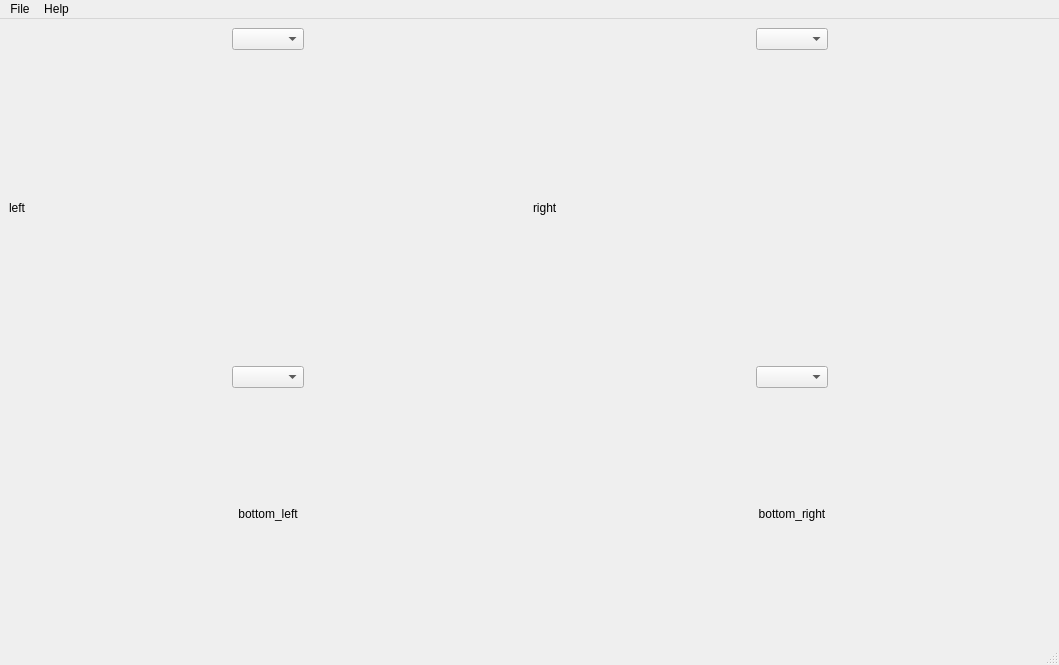
Qt form mainwindow.ui (kgrandin/dfw-weather) before a commit.
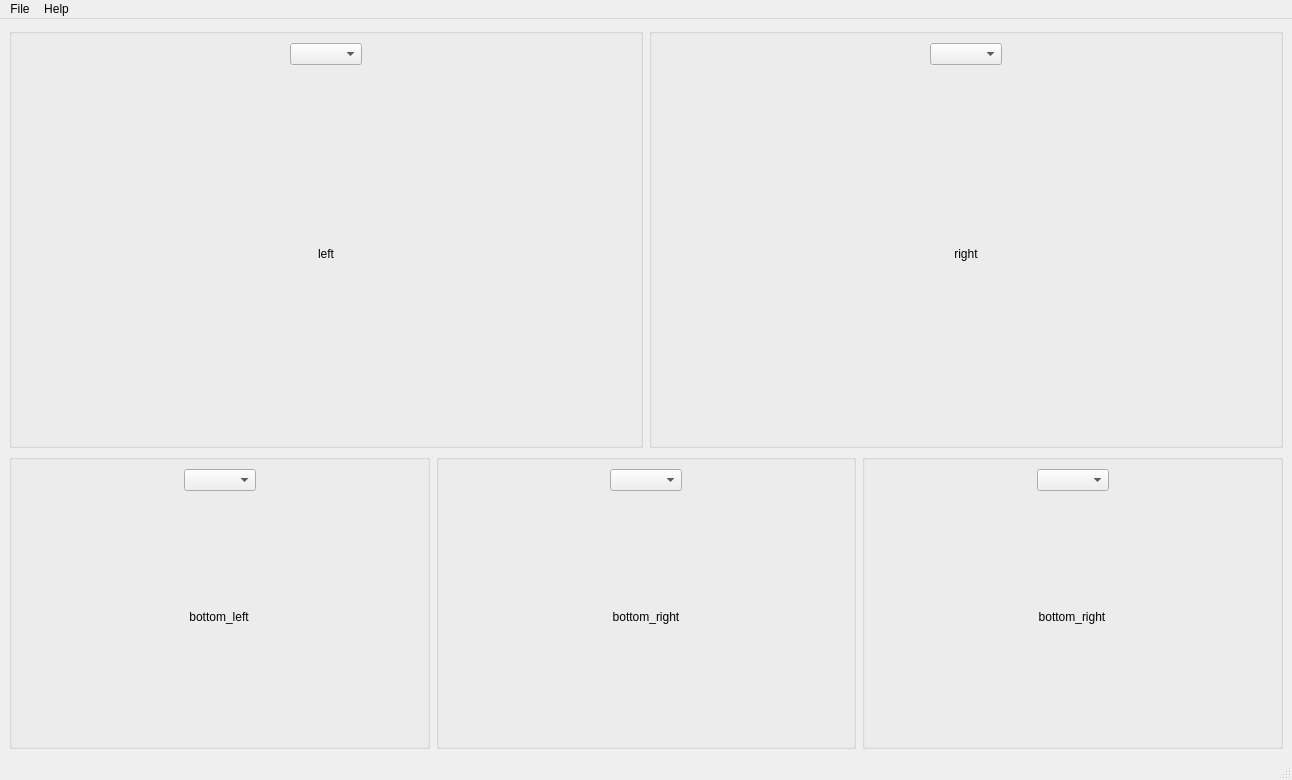
The same form after that commit.

Commit message: add current temps

Patch:
```diff
--- a/mainwindow.ui
+++ b/mainwindow.ui
@@ -1,23 +1,27 @@
 <ui version="4.0" >
  <class>MainWindow</class>
- <widget class="QMainWindow" name="MainWindow" >
-  <property name="geometry" >
+ <widget class="QMainWindow" name="MainWindow">
+  <property name="geometry">
    <rect>
     <x>0</x>
     <y>0</y>
-    <width>1059</width>
-    <height>665</height>
+    <width>1292</width>
+    <height>780</height>
    </rect>
   </property>
   <property name="windowTitle" >
    <string>MainWindow</string>
   </property>
-  <widget class="QWidget" name="centralwidget" >
-   <layout class="QVBoxLayout" name="verticalLayout_5" >
+  <widget class="QWidget" name="centralwidget">
+   <layout class="QVBoxLayout" name="verticalLayout_6">
     <item>
-     <layout class="QHBoxLayout" name="horizontalLayout_6" >
+     <layout class="QHBoxLayout" name="horizontalLayout_6">
       <item>
-       <layout class="QVBoxLayout" name="verticalLayout" >
+       <widget class="QGroupBox" name="groupBox_2">
+        <property name="title">
+         <string/>
+        </property>
+        <layout class="QVBoxLayout" name="verticalLayout">
         <item>
          <layout class="QHBoxLayout" name="horizontalLayout" >
           <item>
@@ -59,9 +63,9 @@
          </layout>
         </item>
         <item>
-         <widget class="QLabel" name="image_left" >
-          <property name="sizePolicy" >
-           <sizepolicy vsizetype="Expanding" hsizetype="Preferred" >
+          <widget class="QLabel" name="image_left">
+           <property name="sizePolicy">
+            <sizepolicy hsizetype="Expanding" vsizetype="Expanding">
             <horstretch>0</horstretch>
             <verstretch>0</verstretch>
            </sizepolicy>
@@ -84,12 +88,20 @@
           <property name="scaledContents" >
            <bool>false</bool>
           </property>
+           <property name="alignment">
+            <set>Qt::AlignCenter</set>
+           </property>
          </widget>
         </item>
        </layout>
+       </widget>
       </item>
       <item>
-       <layout class="QVBoxLayout" name="verticalLayout_2" >
+       <widget class="QGroupBox" name="groupBox">
+        <property name="title">
+         <string/>
+        </property>
+        <layout class="QVBoxLayout" name="verticalLayout_2">
         <item>
          <layout class="QHBoxLayout" name="horizontalLayout_2" >
           <item>
@@ -124,9 +136,9 @@
          </layout>
         </item>
         <item>
-         <widget class="QLabel" name="image_right" >
-          <property name="sizePolicy" >
-           <sizepolicy vsizetype="Expanding" hsizetype="Preferred" >
+          <widget class="QLabel" name="image_right">
+           <property name="sizePolicy">
+            <sizepolicy hsizetype="Expanding" vsizetype="Expanding">
             <horstretch>0</horstretch>
             <verstretch>0</verstretch>
            </sizepolicy>
@@ -149,16 +161,24 @@
           <property name="scaledContents" >
            <bool>false</bool>
           </property>
+           <property name="alignment">
+            <set>Qt::AlignCenter</set>
+           </property>
          </widget>
         </item>
        </layout>
+       </widget>
       </item>
      </layout>
     </item>
     <item>
-     <layout class="QHBoxLayout" name="horizontalLayout_8" >
+     <layout class="QHBoxLayout" name="horizontalLayout_7">
       <item>
-       <layout class="QVBoxLayout" name="verticalLayout_3" >
+       <widget class="QGroupBox" name="groupBox_3">
+        <property name="title">
+         <string/>
+        </property>
+        <layout class="QVBoxLayout" name="verticalLayout_3">
         <item>
          <layout class="QHBoxLayout" name="horizontalLayout_3" >
           <item>
@@ -200,10 +220,10 @@
          </layout>
         </item>
         <item>
-         <layout class="QHBoxLayout" name="horizontalLayout_5" >
+          <layout class="QHBoxLayout" name="horizontalLayout_8">
           <item>
-           <spacer name="horizontalSpacer_12" >
-            <property name="orientation" >
+            <spacer name="horizontalSpacer_11">
+             <property name="orientation">
              <enum>Qt::Horizontal</enum>
             </property>
             <property name="sizeHint" stdset="0" >
@@ -215,8 +235,14 @@
            </spacer>
           </item>
           <item>
-           <widget class="QLabel" name="image_bottom_left" >
-            <property name="minimumSize" >
+            <widget class="QLabel" name="image_bottom_left">
+             <property name="sizePolicy">
+              <sizepolicy hsizetype="Preferred" vsizetype="Preferred">
+               <horstretch>0</horstretch>
+               <verstretch>0</verstretch>
+              </sizepolicy>
+             </property>
+             <property name="minimumSize">
              <size>
               <width>320</width>
               <height>240</height>
@@ -237,8 +263,8 @@
            </widget>
           </item>
           <item>
-           <spacer name="horizontalSpacer_11" >
-            <property name="orientation" >
+            <spacer name="horizontalSpacer_9">
+             <property name="orientation">
              <enum>Qt::Horizontal</enum>
             </property>
             <property name="sizeHint" stdset="0" >
@@ -252,17 +278,22 @@
          </layout>
         </item>
        </layout>
+       </widget>
       </item>
       <item>
-       <layout class="QVBoxLayout" name="verticalLayout_4" >
+       <widget class="QGroupBox" name="groupBox_4">
+        <property name="title">
+         <string/>
+        </property>
+        <layout class="QVBoxLayout" name="verticalLayout_4">
         <item>
          <layout class="QHBoxLayout" name="horizontalLayout_4" >
           <item>
-           <spacer name="horizontalSpacer_5" >
-            <property name="orientation" >
+            <spacer name="horizontalSpacer_13">
+             <property name="orientation">
              <enum>Qt::Horizontal</enum>
             </property>
-            <property name="sizeHint" stdset="0" >
+             <property name="sizeHint" stdset="0">
              <size>
               <width>40</width>
               <height>20</height>
@@ -271,14 +302,14 @@
            </spacer>
           </item>
           <item>
-           <widget class="QComboBox" name="comboBox_bottom_right" />
+            <widget class="QComboBox" name="comboBox_bottom_middle"/>
           </item>
           <item>
-           <spacer name="horizontalSpacer_6" >
-            <property name="orientation" >
+            <spacer name="horizontalSpacer_14">
+             <property name="orientation">
              <enum>Qt::Horizontal</enum>
             </property>
-            <property name="sizeHint" stdset="0" >
+             <property name="sizeHint" stdset="0">
              <size>
               <width>40</width>
               <height>20</height>
@@ -289,10 +320,10 @@
          </layout>
         </item>
         <item>
-         <layout class="QHBoxLayout" name="horizontalLayout_7" >
+          <layout class="QHBoxLayout" name="horizontalLayout_9">
           <item>
-           <spacer name="horizontalSpacer_9" >
-            <property name="orientation" >
+            <spacer name="horizontalSpacer_10">
+             <property name="orientation">
              <enum>Qt::Horizontal</enum>
             </property>
             <property name="sizeHint" stdset="0" >
@@ -304,33 +335,39 @@
            </spacer>
           </item>
           <item>
-           <widget class="QLabel" name="image_bottom_right" >
-            <property name="minimumSize" >
+            <widget class="QLabel" name="image_bottom_middle">
+             <property name="sizePolicy">
+              <sizepolicy hsizetype="Preferred" vsizetype="Preferred">
+               <horstretch>0</horstretch>
+               <verstretch>0</verstretch>
+              </sizepolicy>
+             </property>
+             <property name="minimumSize">
              <size>
               <width>320</width>
               <height>240</height>
              </size>
             </property>
-            <property name="maximumSize" >
+             <property name="maximumSize">
              <size>
               <width>320</width>
               <height>240</height>
              </size>
             </property>
-            <property name="text" >
+             <property name="text">
              <string>bottom_right</string>
             </property>
-            <property name="alignment" >
+             <property name="alignment">
              <set>Qt::AlignCenter</set>
             </property>
            </widget>
           </item>
           <item>
-           <spacer name="horizontalSpacer_10" >
-            <property name="orientation" >
+            <spacer name="horizontalSpacer_15">
+             <property name="orientation">
              <enum>Qt::Horizontal</enum>
             </property>
-            <property name="sizeHint" stdset="0" >
+             <property name="sizeHint" stdset="0">
              <size>
               <width>40</width>
               <height>20</height>
@@ -341,34 +378,135 @@
          </layout>
         </item>
        </layout>
+       </widget>
       </item>
-     </layout>
-    </item>
-   </layout>
-  </widget>
-  <widget class="QMenuBar" name="menubar" >
-   <property name="geometry" >
+      <item>
+       <widget class="QGroupBox" name="groupBox_5">
+        <property name="title">
+         <string/>
+        </property>
+        <layout class="QVBoxLayout" name="verticalLayout_5">
+         <item>
+          <layout class="QHBoxLayout" name="horizontalLayout_5">
+           <item>
+            <spacer name="horizontalSpacer_5">
+             <property name="orientation">
+              <enum>Qt::Horizontal</enum>
+             </property>
+             <property name="sizeHint" stdset="0">
+              <size>
+               <width>13</width>
+               <height>20</height>
+              </size>
+             </property>
+            </spacer>
+           </item>
+           <item>
+            <widget class="QComboBox" name="comboBox_bottom_right"/>
+           </item>
+           <item>
+            <spacer name="horizontalSpacer_6">
+             <property name="orientation">
+              <enum>Qt::Horizontal</enum>
+             </property>
+             <property name="sizeHint" stdset="0">
+              <size>
+               <width>40</width>
+               <height>20</height>
+              </size>
+             </property>
+            </spacer>
+           </item>
+          </layout>
+         </item>
+         <item>
+          <layout class="QHBoxLayout" name="horizontalLayout_10">
+           <item>
+            <spacer name="horizontalSpacer_12">
+             <property name="orientation">
+              <enum>Qt::Horizontal</enum>
+             </property>
+             <property name="sizeHint" stdset="0">
+              <size>
+               <width>40</width>
+               <height>20</height>
+              </size>
+             </property>
+            </spacer>
+           </item>
+           <item>
+            <widget class="QLabel" name="image_bottom_right">
+             <property name="sizePolicy">
+              <sizepolicy hsizetype="Expanding" vsizetype="Preferred">
+               <horstretch>0</horstretch>
+               <verstretch>0</verstretch>
+              </sizepolicy>
+             </property>
+             <property name="minimumSize">
+              <size>
+               <width>320</width>
+               <height>240</height>
+              </size>
+             </property>
+             <property name="maximumSize">
+              <size>
+               <width>320</width>
+               <height>240</height>
+              </size>
+             </property>
+             <property name="text">
+              <string>bottom_right</string>
+             </property>
+             <property name="alignment">
+              <set>Qt::AlignCenter</set>
+             </property>
+            </widget>
+           </item>
+           <item>
+            <spacer name="horizontalSpacer_17">
+             <property name="orientation">
+              <enum>Qt::Horizontal</enum>
+             </property>
+             <property name="sizeHint" stdset="0">
+              <size>
+               <width>40</width>
+               <height>20</height>
+              </size>
+             </property>
+            </spacer>
+           </item>
+          </layout>
+         </item>
+        </layout>
+       </widget>
+      </item>
+     </layout>
+    </item>
+   </layout>
+  </widget>
+  <widget class="QMenuBar" name="menubar">
+   <property name="geometry">
     <rect>
      <x>0</x>
      <y>0</y>
-     <width>1059</width>
-     <height>24</height>
+     <width>1292</width>
+     <height>25</height>
     </rect>
    </property>
-   <widget class="QMenu" name="menuFile" >
-    <property name="title" >
+   <widget class="QMenu" name="menuFile">
+    <property name="title">
      <string>File</string>
     </property>
     <addaction name="actionQuit" />
    </widget>
-   <widget class="QMenu" name="menuHelp" >
-    <property name="title" >
+   <widget class="QMenu" name="menuHelp">
+    <property name="title">
      <string>Help</string>
     </property>
     <addaction name="actionAbout" />
    </widget>
-   <addaction name="menuFile" />
-   <addaction name="menuHelp" />
+   <addaction name="menuFile"/>
+   <addaction name="menuHelp"/>
   </widget>
   <widget class="QStatusBar" name="statusbar" />
   <action name="actionQuit" >
```
Left out of the diff: 109 changed lines with no effect on the pictures. Lines whose indentation alone changed are shown as unchanged. The commit also changes 2 other files.
